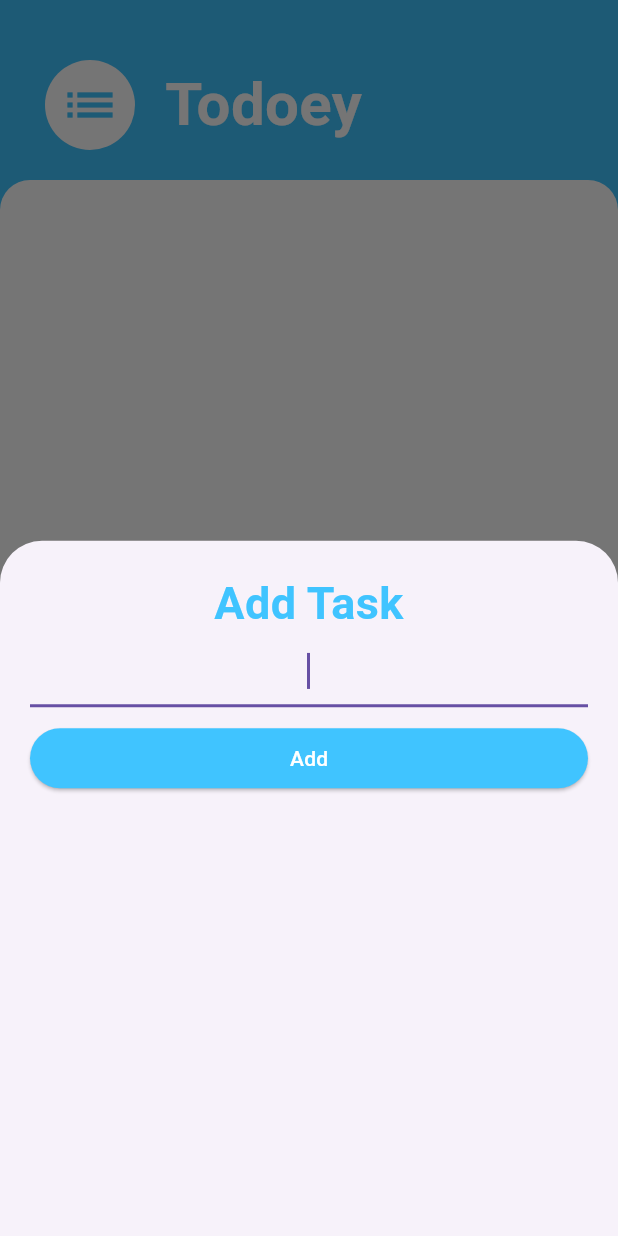
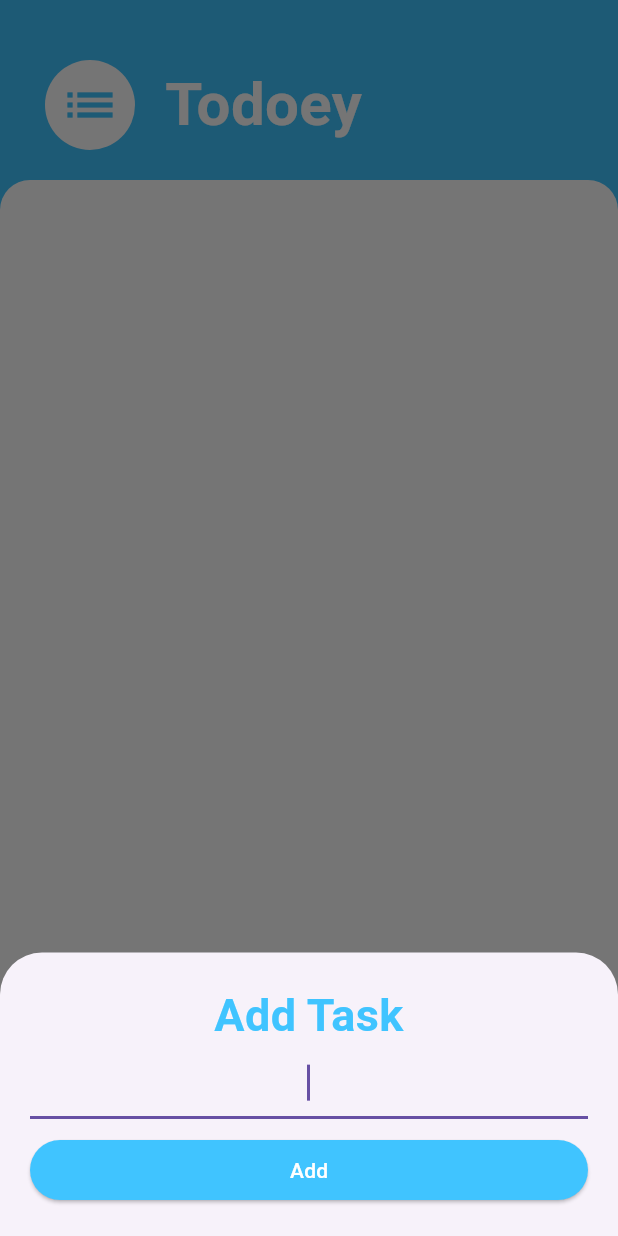
Before and after one commit to gurramkarthiknetha/Todo_APP, a Flutter app: the screen it shows after launch, after a tap on the "add" icon, on a phone screen of 412 x 824 dp. Run offline on Flutter 3.47's test engine with Material 3 defaults, Android fonts, the phone set to English and light mode, and no system bars.

Commit message:
Update main.dart

```diff
--- a/todolist/lib/main.dart
+++ b/todolist/lib/main.dart
@@ -9,35 +9,76 @@ class MyApp extends StatelessWidget {
   Widget build(BuildContext context) {
     return MaterialApp(
       debugShowCheckedModeBanner: false,
-      home: TodoList(),
+      home: TodoApp(),
     );
   }
 }
 
-class TodoList extends StatefulWidget {
+class TodoApp extends StatefulWidget {
   @override
-  State<TodoList> createState() => _TodoListState();
+  State<TodoApp> createState() => _TodoAppState();
 }
 
-class _TodoListState extends State<TodoList> {
-  List<Map<String, dynamic>> tasks = [];
+class _TodoAppState extends State<TodoApp> {
+  final List<Map<String, dynamic>> tasks = [];
 
-  void addTask(String task) {
+  void _addTask(String task) {
     setState(() {
       tasks.add({'title': task, 'isChecked': false});
     });
   }
 
-  void deleteTask(int index) {
+  void _deleteTask(int index) {
     setState(() {
       tasks.removeAt(index);
     });
   }
 
-  void toggleCheckbox(int index) {
+  void _toggleCheckbox(int index) {
     setState(() {
       tasks[index]['isChecked'] = !tasks[index]['isChecked'];
     });
+  }
+
+  void _showAddTaskModal(BuildContext context) {
+    String newTask = '';
+    showModalBottomSheet(
+      context: context,
+      builder: (context) => Padding(
+        padding: const EdgeInsets.all(20),
+        child: Column(
+          crossAxisAlignment: CrossAxisAlignment.stretch,
+          mainAxisSize: MainAxisSize.min,
+          children: [
+            const Text(
+              'Add Task',
+              textAlign: TextAlign.center,
+              style: TextStyle(
+                fontSize: 30,
+                color: Colors.lightBlueAccent,
+                fontWeight: FontWeight.bold,
+              ),
+            ),
+            TextField(
+              autofocus: true,
+              textAlign: TextAlign.center,
+              onChanged: (value) => newTask = value,
+            ),
+            const SizedBox(height: 10),
+            ElevatedButton(
+              style: ElevatedButton.styleFrom(backgroundColor: Colors.lightBlueAccent),
+              onPressed: () {
+                if (newTask.isNotEmpty) {
+                  _addTask(newTask);
+                  Navigator.pop(context);
+                }
+              },
+              child: const Text('Add', style: TextStyle(color: Colors.white)),
+            ),
+          ],
+        ),
+      ),
+    );
   }
 
   @override
@@ -45,65 +86,61 @@ class _TodoListState extends State<TodoList> {
     return Scaffold(
       backgroundColor: Colors.lightBlueAccent,
       floatingActionButton: FloatingActionButton(
-        onPressed: () {
-          showModalBottomSheet(
-            context: context,
-            builder: (context) => AddTaskScreen(
-              onAdd: (newTask) {
-                addTask(newTask);
-                Navigator.pop(context);
-              },
-            ),
-          );
-        },
-        child: Icon(
-          Icons.add,
-          color: Colors.white,
-        ),
+        onPressed: () => _showAddTaskModal(context),
+        child: const Icon(Icons.add, color: Colors.white),
         backgroundColor: Colors.lightBlueAccent,
       ),
       body: SafeArea(
         child: Column(
           crossAxisAlignment: CrossAxisAlignment.start,
           children: [
-            Container(
-              padding: EdgeInsets.only(top: 40, left: 30, bottom: 20),
+            Padding(
+              padding: const EdgeInsets.only(top: 40, left: 30, bottom: 20),
               child: Row(
-                children: [
+                children: const [
                   CircleAvatar(
                     backgroundColor: Colors.white,
                     radius: 30,
-                    child: Icon(
-                      Icons.list,
-                      size: 40,
-                      color: Colors.lightBlueAccent,
-                    ),
+                    child: Icon(Icons.list, size: 40, color: Colors.lightBlueAccent),
                   ),
                   SizedBox(width: 20),
                   Text(
                     'Todoey',
-                    style: TextStyle(
-                      fontSize: 40,
-                      fontWeight: FontWeight.bold,
-                      color: Colors.white,
-                    ),
+                    style: TextStyle(fontSize: 40, fontWeight: FontWeight.bold, color: Colors.white),
                   ),
                 ],
               ),
             ),
             Expanded(
               child: Container(
-                decoration: BoxDecoration(
+                decoration: const BoxDecoration(
                   color: Colors.white,
                   borderRadius: BorderRadius.only(
                     topLeft: Radius.circular(20),
                     topRight: Radius.circular(20),
                   ),
                 ),
-                child: TaskList(
-                  tasks: tasks,
-                  onDelete: deleteTask,
-                  onToggle: toggleCheckbox,
+                child: ListView.builder(
+                  itemCount: tasks.length,
+                  itemBuilder: (context, index) {
+                    final task = tasks[index];
+                    return ListTile(
+                      title: Text(
+                        task['title'],
+                        style: TextStyle(
+                          decoration: task['isChecked'] ? TextDecoration.lineThrough : null,
+                        ),
+                      ),
+                      leading: Checkbox(
+                        value: task['isChecked'],
+                        onChanged: (_) => _toggleCheckbox(index),
+                      ),
+                      trailing: IconButton(
+                        icon: const Icon(Icons.delete, color: Colors.red),
+                        onPressed: () => _deleteTask(index),
+                      ),
+                    );
+                  },
                 ),
               ),
             ),
@@ -113,106 +150,3 @@ class _TodoListState extends State<TodoList> {
     );
   }
 }
-
-class TaskList extends StatelessWidget {
-  final List<Map<String, dynamic>> tasks;
-  final Function(int) onDelete;
-  final Function(int) onToggle;
-
-  TaskList({required this.tasks, required this.onDelete, required this.onToggle});
-
-  @override
-  Widget build(BuildContext context) {
-    return ListView.builder(
-      itemCount: tasks.length,
-      itemBuilder: (context, index) {
-        return TaskTile(
-          taskName: tasks[index]['title'],
-          isChecked: tasks[index]['isChecked'],
-          onDelete: () => onDelete(index),
-          onToggle: () => onToggle(index),
-        );
-      },
-    );
-  }
-}
-
-class TaskTile extends StatelessWidget {
-  final String taskName;
-  final bool isChecked;
-  final VoidCallback onDelete;
-  final VoidCallback onToggle;
-
-  TaskTile({required this.taskName, required this.isChecked, required this.onDelete, required this.onToggle});
-
-  @override
-  Widget build(BuildContext context) {
-    return ListTile(
-      title: Text(
-        taskName,
-        style: TextStyle(
-          decoration: isChecked ? TextDecoration.lineThrough : null,
-        ),
-      ),
-      leading: Checkbox(
-        value: isChecked,
-        onChanged: (value) => onToggle(),
-      ),
-      trailing: IconButton(
-        icon: Icon(Icons.delete, color: Colors.red),
-        onPressed: onDelete,
-      ),
-    );
-  }
-}
-
-class AddTaskScreen extends StatelessWidget {
-  final Function(String) onAdd;
-
-  AddTaskScreen({required this.onAdd});
-
-  @override
-  Widget build(BuildContext context) {
-    String newTask = '';
-
-    return Container(
-      padding: EdgeInsets.all(20),
-      child: Column(
-        crossAxisAlignment: CrossAxisAlignment.stretch,
-        children: [
-          Text(
-            'Add Task',
-            textAlign: TextAlign.center,
-            style: TextStyle(
-              fontSize: 30,
-              color: Colors.lightBlueAccent,
-              fontWeight: FontWeight.bold,
-            ),
-          ),
-          TextField(
-            autofocus: true,
-            textAlign: TextAlign.center,
-            onChanged: (value) {
-              newTask = value;
-            },
-          ),
-          SizedBox(height: 10),
-          ElevatedButton(
-            style: ElevatedButton.styleFrom(
-              backgroundColor: Colors.lightBlueAccent,
-            ),
-            onPressed: () {
-              if (newTask.isNotEmpty) {
-                onAdd(newTask);
-              }
-            },
-            child: Text(
-              'Add',
-              style: TextStyle(color: Colors.white),
-            ),
-          ),
-        ],
-      ),
-    );
-  }
-}
```
